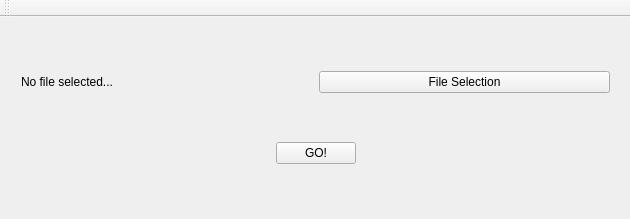
Qt form IU/portada/mainwindow.ui (zapikazo/TFG) before a commit.
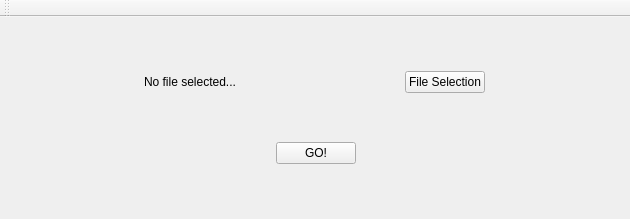
The same form after that commit.

What changed in the file:
```diff
--- a/IU/portada/mainwindow.ui
+++ b/IU/portada/mainwindow.ui
@@ -41,13 +41,53 @@
       <layout class="QHBoxLayout" name="horizontalLayout_2">
        <item>
         <widget class="QLabel" name="label">
+         <property name="sizePolicy">
+          <sizepolicy hsizetype="Maximum" vsizetype="Preferred">
+           <horstretch>0</horstretch>
+           <verstretch>0</verstretch>
+          </sizepolicy>
+         </property>
          <property name="text">
           <string>No file selected...</string>
          </property>
         </widget>
        </item>
+       <item>
+        <spacer name="horizontalSpacer_3">
+         <property name="orientation">
+          <enum>Qt::Horizontal</enum>
+         </property>
+         <property name="sizeType">
+          <enum>QSizePolicy::Minimum</enum>
+         </property>
+         <property name="sizeHint" stdset="0">
+          <size>
+           <width>40</width>
+           <height>20</height>
+          </size>
+         </property>
+        </spacer>
+       </item>
        <item>
         <widget class="QPushButton" name="pushButton">
+         <property name="sizePolicy">
+          <sizepolicy hsizetype="Fixed" vsizetype="Fixed">
+           <horstretch>0</horstretch>
+           <verstretch>0</verstretch>
+          </sizepolicy>
+         </property>
+         <property name="minimumSize">
+          <size>
+           <width>80</width>
+           <height>0</height>
+          </size>
+         </property>
+         <property name="baseSize">
+          <size>
+           <width>80</width>
+           <height>0</height>
+          </size>
+         </property>
          <property name="text">
           <string>File Selection</string>
          </property>
```
